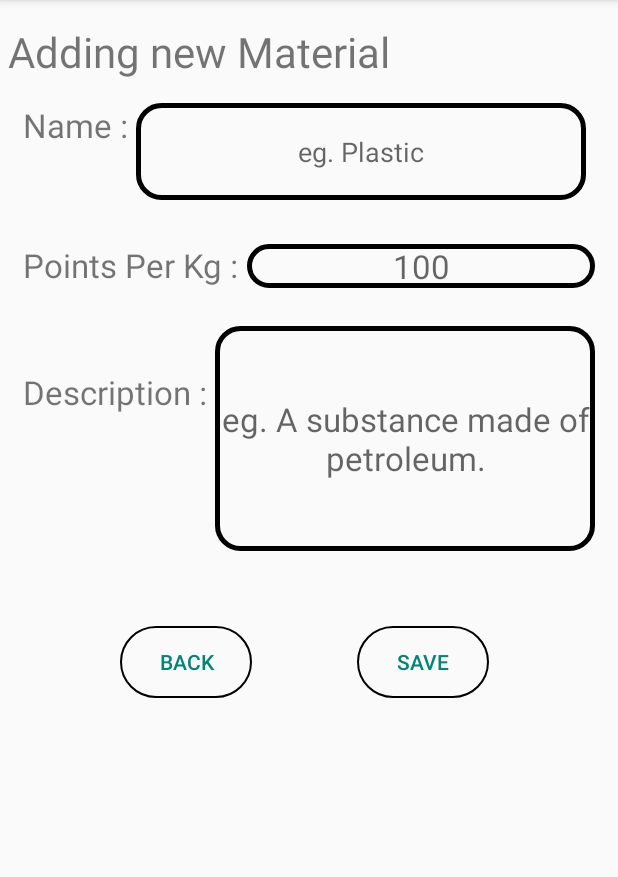
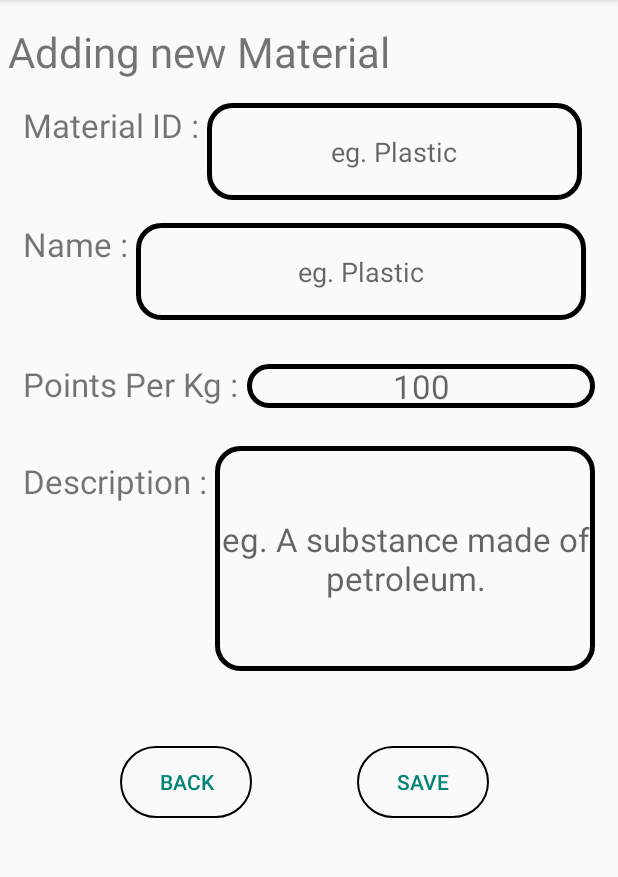
Before and after one commit to Skyloo/EcoverseX, an Android app: the AddMaterialActivity screen opened directly, with no data from a screen before it, on a phone screen of 412 x 824 dp, the part 84-961 px from its top. Run offline under Robolectric (Android 15) with nearby library versions, the phone set to English and light mode, and no system bars; our stand-ins replace Firebase (no records; nobody signed in at launch, a user with empty details on screens opened directly).

```diff
--- a/app/src/main/java/com/example/ecoversex/AdminActivity/AddMaterialActivity.java
+++ b/app/src/main/java/com/example/ecoversex/AdminActivity/AddMaterialActivity.java
@@ -25,49 +25,16 @@
 
 public class AddMaterialActivity extends AppCompatActivity {
 
-    /*private static final String TAG = "Add to Database";*/
+    private static final String TAG = "Add to Database";
 
     private Button material_back_button, material_save_button;
-    EditText name_input, description_input, pointPerKg_input;
+    EditText materialid_input,materialname_input, description_input, pointPerKg_input;
     private String userID, materialID;
 
+    //Firebase
     private FirebaseDatabase firebaseDatabase;
     private FirebaseAuth firebaseAuth;
     private DatabaseReference databaseReference;
-
-    //mDatabaseHandler mdatabaseHandler;
-
-    /*public void AddMaterial(View view) {
-        if (!name_input.equals(null) && (!description_input.equals(null) && (!pointPerKg_input.equals(null)))) {
-            String materialname = name_input.toString().trim();
-            String description = description_input.toString().trim();
-            String pointPerKg = pointPerKg_input.toString().trim();
-
-            Material material = new Material(materialname, description, pointPerKg);
-            material.setMaterialname(materialname);
-            material.setDescription(description);
-            material.setPointPerKg(pointPerKg);
-            mdatabaseHandler.AddMaterial(material);
-            mdatabaseHandler.close();
-            finish();
-        } else {
-            if (TextUtils.isEmpty(name_input.toString())) {
-                Toast.makeText(AddMaterialActivity.this, "Please key in your material name...", Toast.LENGTH_LONG).show();
-            }
-            if (TextUtils.isEmpty(description_input.toString())) {
-                Toast.makeText(AddMaterialActivity.this, "Please key in your material description...", Toast.LENGTH_LONG).show();
-            }
-            if (TextUtils.isEmpty(pointPerKg_input.toString())) {
-                Toast.makeText(AddMaterialActivity.this, "Please key in your material points per kg...", Toast.LENGTH_LONG).show();
-            }
-        }
-    }*/
-
-    public void BackButton(View view){
-        startActivity(new Intent(getApplicationContext(), AdminViewMaterialActivity.class));
-        Toast.makeText(getApplicationContext(), "View Materials", Toast.LENGTH_LONG).show();
-    }
-
 
 
     @Override
@@ -77,18 +44,20 @@
 
         material_back_button = (Button) findViewById(R.id.material_back_button);
         material_save_button = (Button) findViewById(R.id.material_save_button);
-        name_input = (EditText) findViewById(R.id.materialname_input);
+        materialid_input = (EditText) findViewById(R.id.materialid_input);
+        materialname_input = (EditText) findViewById(R.id.materialname_input);
         description_input = (EditText) findViewById(R.id.description_input);
         pointPerKg_input = (EditText) findViewById(R.id.pointPerKg_input);
 
         firebaseAuth = FirebaseAuth.getInstance();
+
         //Materials using firebase
-        /*firebaseDatabase = FirebaseDatabase.getInstance();
+        firebaseDatabase = FirebaseDatabase.getInstance();
         databaseReference = firebaseDatabase.getReference();
         FirebaseUser user = firebaseAuth.getCurrentUser();
-        userID = user.getUid();*/
+        userID = user.getUid();
 
-        /*databaseReference.addValueEventListener(new ValueEventListener() {
+        databaseReference.addValueEventListener(new ValueEventListener() {
             @Override
             public void onDataChange(DataSnapshot dataSnapshot){
                 //Whenever data is updated
@@ -99,13 +68,23 @@
                 //Failed to read value
                 Log.w(TAG, "Failed to read value", databaseError.toException());
             }
-        });*/
+        });
 
-        /*material_save_button.setOnClickListener(new View.OnClickListener() {
+        //Button Functions
+        material_back_button.setOnClickListener(new View.OnClickListener() {
+            @Override
+            public void onClick(View v) {
+                startActivity(new Intent(getApplicationContext(), AdminViewMaterialActivity.class));
+                Toast.makeText(getApplicationContext(), "View Materials", Toast.LENGTH_LONG).show();
+
+            }
+        });
+
+        material_save_button.setOnClickListener(new View.OnClickListener() {
             @Override
             public void onClick(View view) {
                 // firebase save object
-                String materialID = material_id_input.getText().toString();
+                String materialID = materialid_input.getText().toString();
                 String materialname = materialname_input.getText().toString();
                 String description = description_input.getText().toString();
                 String pointPerKg = pointPerKg_input.getText().toString();
@@ -114,13 +93,15 @@
                         "Description : " + description + "\n" + "Point Per Kg : " + pointPerKg);
 
                 // checking input
-                if (!material_id_input.equals(null) && (!materialname_input.equals(null) && (!description_input.equals(null) && (!pointPerKg_input.equals(null))){
+                if (!materialid_input.equals(null) && (!materialname_input.equals(null) && (!description_input.equals(null) && (!pointPerKg_input.equals(null)))))
+                {
                     Material material = new Material(materialname, description, pointPerKg);
                     databaseReference.child("material").child(materialID).setValue(material);
                     startActivity(new Intent(getApplicationContext(), AdminActivity.class));
 
                 }
-                else {
+                else{
+
                     if (TextUtils.isEmpty(materialID)){
                         Toast.makeText(getApplicationContext(), "Please key in material ID...", Toast.LENGTH_LONG).show();
                     }
@@ -136,10 +117,7 @@
 
                 }
             }
-        });*/
-
-
-
+        });
 
     }
 }
--- a/app/src/main/java/com/example/ecoversex/AdminActivity/AdminActivity.java
+++ b/app/src/main/java/com/example/ecoversex/AdminActivity/AdminActivity.java
@@ -22,7 +22,6 @@
     //Add Database Stuff
     private FirebaseAuth firebaseAuth;
 
-
     @Override
     protected void onCreate(Bundle savedInstanceState) {
         super.onCreate(savedInstanceState);
@@ -30,14 +29,14 @@
 
         firebaseAuth = FirebaseAuth.getInstance();
 
-
+        //Components
         admin_profile_button = (Button)findViewById(R.id.admin_profile_button);
         admin_view_material_button = (Button) findViewById(R.id.admin_view_material_button);
         admin_view_submission_button = (Button) findViewById(R.id.admin_view_submission_button);
         admin_logout_button = (Button) findViewById(R.id.admin_logout_button);
 
 
-
+        //Button Functions
         admin_profile_button.setOnClickListener(new View.OnClickListener() {
             @Override
             public void onClick(View v) {
--- a/app/src/main/java/com/example/ecoversex/AdminActivity/AdminProfileActivity.java
+++ b/app/src/main/java/com/example/ecoversex/AdminActivity/AdminProfileActivity.java
@@ -29,7 +29,7 @@
     EditText admin_name_input, admin_phone_input;
     private String userID;
 
-    //Add Database Stuff
+    //Firebase
     private FirebaseDatabase firebaseDatabase;
     private FirebaseAuth firebaseAuth;
     private DatabaseReference databaseReference;
@@ -39,11 +39,13 @@
         super.onCreate(savedInstanceState);
         setContentView(R.layout.activity_admin_profile);
 
+        //Components
         admin_profile_back_button = (Button) findViewById(R.id.admin_profile_back_button);
         admin_profile_save_button = (Button) findViewById(R.id.admin_profile_save_button);
         admin_name_input = (EditText) findViewById(R.id.admin_name_input);
         admin_phone_input = (EditText) findViewById(R.id.admin_phone_input);
 
+        //Firebase
         firebaseAuth = FirebaseAuth.getInstance();
         firebaseDatabase = FirebaseDatabase.getInstance();
         databaseReference = firebaseDatabase.getReference();
@@ -63,6 +65,7 @@
             }
         });
 
+        //Button Functions
         admin_profile_back_button.setOnClickListener(new View.OnClickListener() {
             @Override
             public void onClick(View view) {
--- a/app/src/main/java/com/example/ecoversex/GeneralActivity/SignUpActivity.java
+++ b/app/src/main/java/com/example/ecoversex/GeneralActivity/SignUpActivity.java
@@ -90,7 +90,7 @@
                 }
             }
         });
-        loadingBar.setTitle("Create Account");
+        /*loadingBar.setTitle("Create Account");
         loadingBar.setMessage("Please wait, we are checking the credentials.");
         loadingBar.setCanceledOnTouchOutside(false);
         loadingBar.show();
--- a/app/src/main/res/layout/activity_add_material.xml
+++ b/app/src/main/res/layout/activity_add_material.xml
@@ -18,11 +18,34 @@
     <TextView
         android:layout_width="wrap_content"
         android:layout_height="wrap_content"
+        android:text="Material ID : "
+        android:id="@+id/materialid_textview"
+        android:layout_marginStart="15dp"
+        android:layout_marginTop="15dp"
+        android:layout_below="@+id/add_material_main_textview"
+        android:textSize="22sp"/>
+
+    <EditText
+        android:id="@+id/materialid_input"
+        android:layout_width="250dp"
+        android:layout_height="wrap_content"
+        android:padding="20dp"
+        android:layout_below="@+id/add_material_main_textview"
+        android:layout_marginTop="15dp"
+        android:layout_marginRight="15dp"
+        android:layout_toRightOf="@+id/materialid_textview"
+        android:background="@drawable/input_design"
+        android:textAlignment="center"
+        android:hint="eg. Plastic" />
+
+    <TextView
+        android:layout_width="wrap_content"
+        android:layout_height="wrap_content"
         android:text="Name : "
         android:id="@+id/materialname_textview"
         android:layout_marginStart="15dp"
-        android:layout_marginTop="15dp"
-        android:layout_below="@+id/add_material_main_textview"
+        android:layout_marginTop="50dp"
+        android:layout_below="@+id/materialid_textview"
         android:textSize="22sp"/>
 
     <EditText
@@ -30,7 +53,7 @@
         android:layout_width="300dp"
         android:layout_height="wrap_content"
         android:padding="20dp"
-        android:layout_below="@+id/add_material_main_textview"
+        android:layout_below="@+id/materialid_input"
         android:layout_marginTop="15dp"
         android:layout_marginRight="15dp"
         android:layout_toRightOf="@+id/materialname_textview"
@@ -44,7 +67,7 @@
         android:text="Description : "
         android:id="@+id/description_textview"
         android:layout_marginStart="15dp"
-        android:layout_marginTop="55dp"
+        android:layout_marginTop="35dp"
         android:layout_below="@+id/pointPerKg_textview"
         android:textSize="22sp" />
 
--- a/app/src/main/res/layout/activity_update_material.xml
+++ b/app/src/main/res/layout/activity_update_material.xml
@@ -92,11 +92,10 @@
         android:layout_height="wrap_content"
         android:text="@string/addButton"
         android:layout_below="@id/update_description_input"
-        android:id="@+id/update_material_save_button"
+        android:id="@+id/update_material_button"
         android:layout_toEndOf="@+id/update_material_back_button"
         android:layout_marginLeft="70dp"
         android:layout_marginTop="50dp"
-        android:onClick="UpdateMaterial"
         android:background="@drawable/transparentbackground"
         android:textColor="@color/colorPrimary"/>
 
```
Also changed, not shown: app/src/main/java/com/example/ecoversex/AdminActivity/AdminViewMaterialActivity.java (+49 -37 lines), app/src/main/java/com/example/ecoversex/AdminActivity/UpdateMaterialActivity.java (+71 -32 lines).
